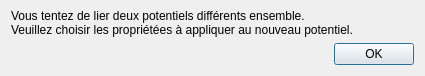
First picture: the form in sources/ui/potentialselectordialog.ui, repository qelectrotech/qelectrotech-source-mirror, before the edit.
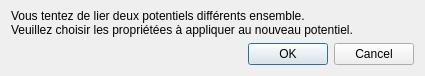
Second picture: the form after the edit.

What changed in the file:
```diff
--- a/sources/ui/potentialselectordialog.ui
+++ b/sources/ui/potentialselectordialog.ui
@@ -55,7 +55,7 @@
       <enum>Qt::Horizontal</enum>
      </property>
      <property name="standardButtons">
-      <set>QDialogButtonBox::Ok</set>
+      <set>QDialogButtonBox::Cancel|QDialogButtonBox::Ok</set>
      </property>
     </widget>
    </item>
```
